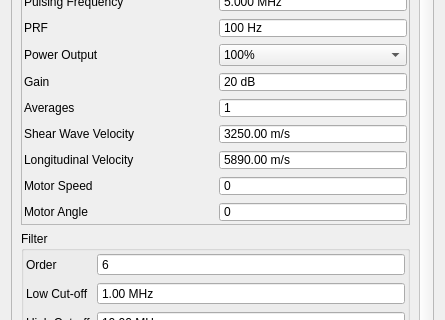
SDJoeKing/Tubers_GUI, file tsettings.ui: the form before one commit; both pictures show x 0 to 445 and y 158 to 478 of the 445 by 899 pixel window.
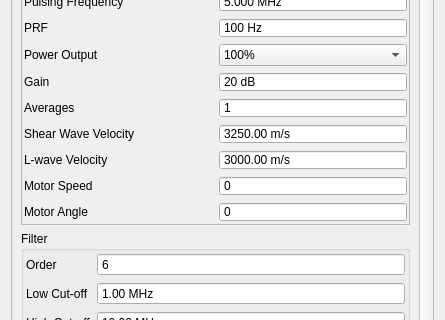
The form after the commit.

Commit message: change Longitudinal speed to lateral wave speed

The edit to the form file:
```diff
--- a/tsettings.ui
+++ b/tsettings.ui
@@ -38,7 +38,7 @@
       <property name="geometry">
        <rect>
         <x>0</x>
-        <y>-193</y>
+        <y>0</y>
         <width>411</width>
         <height>1104</height>
        </rect>
@@ -492,7 +492,7 @@
              <double>9999.989999999999782</double>
             </property>
             <property name="value">
-             <double>5890.000000000000000</double>
+             <double>3000.000000000000000</double>
             </property>
            </widget>
           </item>
@@ -569,7 +569,7 @@
           <item row="11" column="0">
            <widget class="QLabel" name="label_19">
             <property name="text">
-             <string>Longitudinal Velocity</string>
+             <string>L-wave Velocity</string>
             </property>
            </widget>
           </item>
```
The commit also changes 2 other files.
